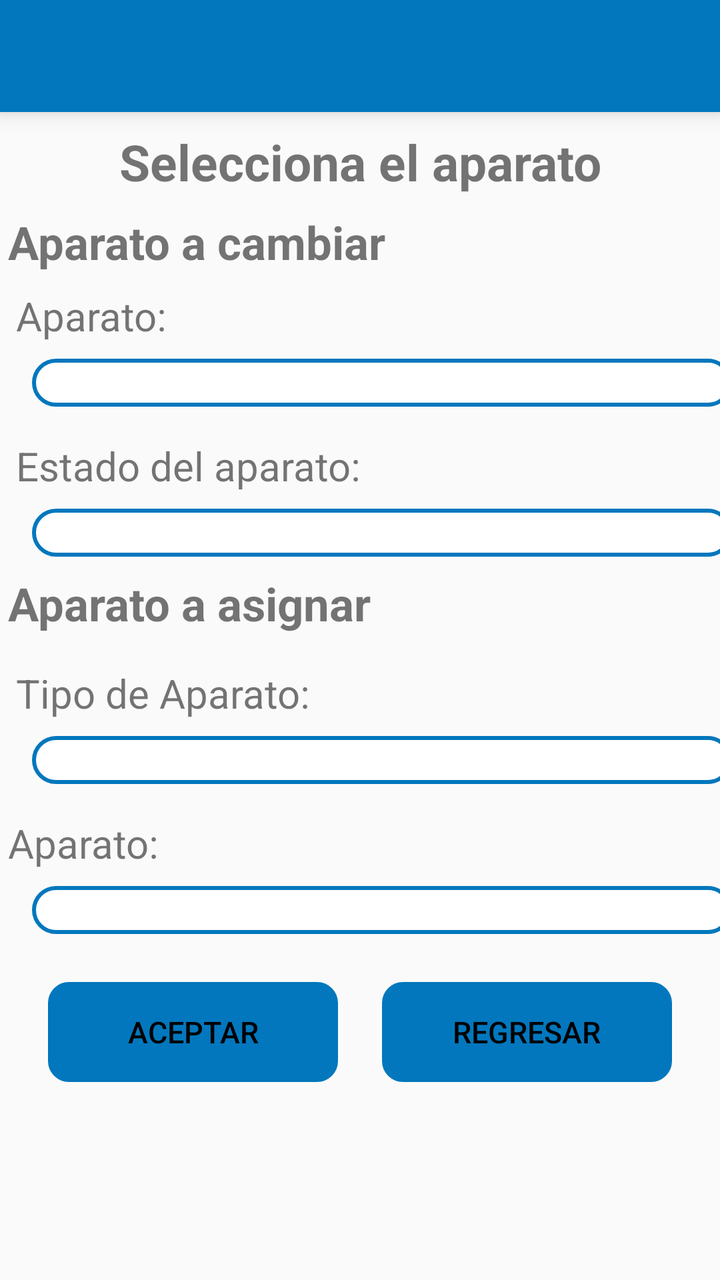
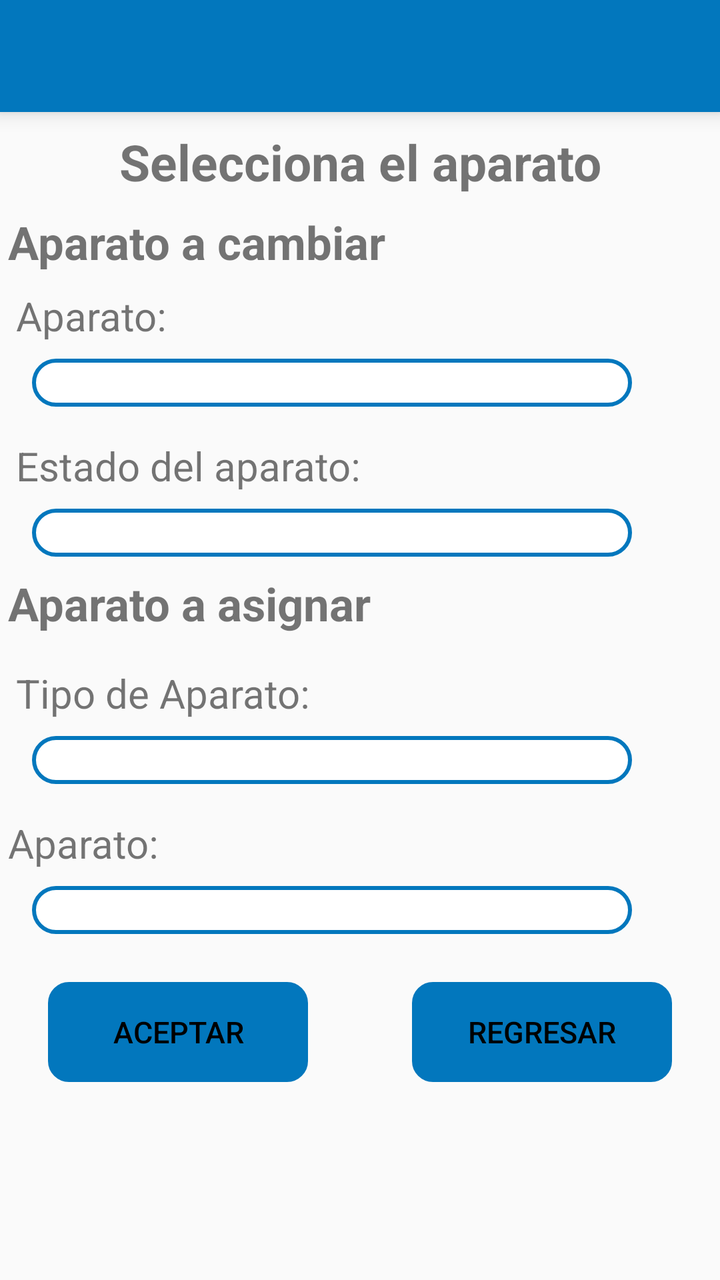

Screens rendered from an Android XML layout before and after an edit, with the pre-edit source and the edit as a unified diff.
<!-- AndroidManifest.xml: application theme AppTheme -->
<!-- res/layout/activity_cambio_aparato.xml -->
<?xml version="1.0" encoding="utf-8"?>
<android.support.constraint.ConstraintLayout xmlns:app="http://schemas.android.com/apk/res-auto"
    xmlns:tools="http://schemas.android.com/tools"
    android:layout_height="match_parent"
    xmlns:android="http://schemas.android.com/apk/res/android"
    android:layout_width="match_parent">

    <ScrollView
        android:layout_width="match_parent"
        android:layout_height="match_parent"
        android:layout_alignParentStart="true"
        android:layout_alignParentTop="true"
        tools:layout_editor_absoluteX="0dp"
        tools:layout_editor_absoluteY="45dp">

        <android.support.constraint.ConstraintLayout
            android:layout_width="match_parent"
            android:layout_height="match_parent">

            <include
                android:id="@+id/include3"
                layout="@layout/toolbar"></include>

            <android.support.constraint.ConstraintLayout
                android:id="@+id/ads"
                android:layout_width="match_parent"
                android:layout_height="wrap_content"
                android:layout_marginTop="8dp"
                app:layout_constraintEnd_toEndOf="parent"
                app:layout_constraintStart_toStartOf="parent"
                app:layout_constraintTop_toBottomOf="@+id/include3">

                <TextView
                    android:id="@+id/qwe"
                    android:layout_width="wrap_content"
                    android:layout_height="wrap_content"
                    android:layout_centerHorizontal="true"
                    android:text="@string/selecciona_Aparato"
                    android:textSize="@dimen/titulos"
                    android:textStyle="bold"
                    app:layout_constraintEnd_toEndOf="parent"
                    app:layout_constraintStart_toStartOf="parent"
                    app:layout_constraintTop_toTopOf="parent" />

                <TextView
                    android:id="@+id/posicion"
                    android:layout_width="wrap_content"
                    android:layout_height="wrap_content"
                    android:layout_alignTop="@id/qwe"
                    android:layout_marginStart="4dp"
                    android:layout_marginTop="8dp"
                    android:text="@string/aparato_Cambiar"
                    android:textSize="@dimen/xl"
                    android:textStyle="bold"
                    app:layout_constraintStart_toStartOf="parent"
                    app:layout_constraintTop_toBottomOf="@+id/qwe" />

                <TextView
                    android:id="@+id/textView26"
                    android:layout_width="wrap_content"
                    android:layout_height="wrap_content"
                    android:layout_alignParentTop="true"
                    android:layout_marginStart="8dp"
                    android:layout_marginTop="8dp"
                    android:text="@string/aparatoDos"
                    android:textSize="@dimen/grande"
                    app:layout_constraintStart_toStartOf="parent"
                    app:layout_constraintTop_toBottomOf="@+id/posicion" />

                <Spinner
                    android:id="@+id/aparato"
                    android:layout_width="@dimen/spinnerL"
                    android:layout_height="@dimen/spinnerA"
                    android:layout_alignParentTop="true"
                    android:layout_marginStart="16dp"
                    android:layout_marginTop="8dp"
                    android:background="@drawable/disenio_spinner"
                    app:layout_constraintStart_toStartOf="parent"
                    app:layout_constraintTop_toBottomOf="@+id/textView26" />

                <TextView
                    android:id="@+id/textView30"
                    android:layout_width="wrap_content"
                    android:layout_height="wrap_content"
                    android:layout_alignParentTop="true"
                    android:layout_marginStart="8dp"
                    android:layout_marginTop="16dp"
                    android:text="@string/estado_Aparato"
                    android:textSize="@dimen/grande"
                    app:layout_constraintStart_toStartOf="parent"
                    app:layout_constraintTop_toBottomOf="@+id/aparato" />

                <Spinner
                    android:id="@+id/estadoaparato"
                    android:layout_width="@dimen/spinnerL"
                    android:layout_height="@dimen/spinnerA"
                    android:layout_alignParentTop="true"
                    android:layout_marginStart="16dp"
                    android:layout_marginTop="8dp"
                    android:background="@drawable/disenio_spinner"
                    app:layout_constraintStart_toStartOf="parent"
                    app:layout_constraintTop_toBottomOf="@+id/textView30" />
            </android.support.constraint.ConstraintLayout>

            <android.support.constraint.ConstraintLayout
                android:layout_width="0dp"
                android:layout_height="wrap_content"
                android:layout_alignTop="@+id/ads"
                app:layout_constraintEnd_toEndOf="parent"
                app:layout_constraintStart_toStartOf="parent"
                app:layout_constraintTop_toBottomOf="@+id/ads">

                <TextView
                    android:id="@+id/textView31"
                    android:layout_width="wrap_content"
                    android:layout_height="wrap_content"
                    android:layout_marginStart="4dp"
                    android:layout_marginTop="8dp"
                    android:text="@string/aparato_a_Asignar"
                    android:textSize="@dimen/xl"
                    android:textStyle="bold"
                    app:layout_constraintStart_toStartOf="parent"
                    app:layout_constraintTop_toTopOf="parent" />

                <android.support.constraint.ConstraintLayout
                    android:id="@+id/aa"
                    android:layout_width="0dp"
                    android:layout_height="wrap_content"
                    android:layout_marginTop="8dp"
                    android:visibility="visible"
                    app:layout_constraintEnd_toEndOf="parent"
                    app:layout_constraintStart_toStartOf="parent"
                    app:layout_constraintTop_toBottomOf="@+id/textView31">

                    <TextView
                        android:id="@+id/textView32"
                        android:layout_width="wrap_content"
                        android:layout_height="wrap_content"
                        android:layout_alignParentTop="true"
                        android:layout_marginStart="8dp"
                        android:layout_marginTop="8dp"
                        android:text="@string/tipo_de_AparatoDos"
                        android:textSize="@dimen/grande"
                        app:layout_constraintStart_toStartOf="parent"
                        app:layout_constraintTop_toTopOf="parent" />

                    <Spinner
                        android:id="@+id/tipo_aparato1"
                        android:layout_width="@dimen/spinnerL"
                        android:layout_height="@dimen/spinnerA"
                        android:layout_alignParentTop="true"
                        android:layout_marginStart="16dp"
                        android:layout_marginTop="8dp"
                        android:background="@drawable/disenio_spinner"
                        app:layout_constraintStart_toStartOf="parent"
                        app:layout_constraintTop_toBottomOf="@+id/textView32" />
                </android.support.constraint.ConstraintLayout>

                <android.support.constraint.ConstraintLayout
                    android:id="@+id/constraintLayout"
                    android:layout_width="match_parent"
                    android:layout_height="wrap_content"
                    android:layout_below="@id/aa"
                    android:layout_marginTop="8dp"
                    app:layout_constraintTop_toBottomOf="@+id/aa"
                    tools:layout_editor_absoluteX="0dp">

                    <TextView
                        android:id="@+id/textView33"
                        android:layout_width="wrap_content"
                        android:layout_height="wrap_content"
                        android:layout_alignParentTop="true"
                        android:layout_marginStart="4dp"
                        android:layout_marginTop="8dp"
                        android:text="@string/aparatoDos"
                        android:textSize="@dimen/grande"
                        app:layout_constraintStart_toStartOf="parent"
                        app:layout_constraintTop_toTopOf="parent" />

                    <Spinner
                        android:id="@+id/aparatoAsignar"
                        android:layout_width="@dimen/spinnerL"
                        android:layout_height="@dimen/spinnerA"
                        android:layout_alignParentTop="true"
                        android:layout_marginStart="16dp"
                        android:layout_marginTop="8dp"
                        android:background="@drawable/disenio_spinner"
                        app:layout_constraintStart_toStartOf="parent"
                        app:layout_constraintTop_toBottomOf="@+id/textView33" />
                </android.support.constraint.ConstraintLayout>

                <Button
                    android:id="@+id/uno"
                    android:layout_width="@dimen/botonMedianoL"
                    android:layout_height="@dimen/botonMedianoA"
                    android:layout_below="@+id/aa"
                    android:layout_alignParentStart="true"
                    android:layout_marginStart="24dp"
                    android:layout_marginTop="24dp"
                    android:textColor="#000"
                    android:background="@drawable/boton"
                    android:backgroundTint="@color/colorPrimary"
                    android:text="@string/aceptar"
                    android:textSize="@dimen/mediano"
                    app:layout_constraintStart_toStartOf="parent"
                    app:layout_constraintTop_toBottomOf="@+id/constraintLayout" />

                <Button
                    android:id="@+id/dos"
                    android:layout_width="@dimen/botonMedianoL"
                    android:layout_height="@dimen/botonMedianoA"
                    android:layout_below="@+id/aa"
                    android:layout_marginTop="24dp"
                    android:layout_marginEnd="24dp"
                    android:layout_toEndOf="@+id/uno"
                    android:textColor="#000"
                    android:background="@drawable/boton"
                    android:backgroundTint="@color/colorPrimary"
                    android:text="@string/Regresar"
                    android:textSize="@dimen/mediano"
                    app:layout_constraintEnd_toEndOf="parent"
                    app:layout_constraintTop_toBottomOf="@+id/constraintLayout" />
            </android.support.constraint.ConstraintLayout>
        </android.support.constraint.ConstraintLayout>
    </ScrollView>
</android.support.constraint.ConstraintLayout>
<!-- res/layout/toolbar.xml (included above) -->
<?xml version="1.0" encoding="utf-8"?>
<android.support.v7.widget.Toolbar xmlns:android="http://schemas.android.com/apk/res/android"
    android:layout_width="match_parent"
    android:layout_height="?attr/actionBarSize"
    xmlns:app="http://schemas.android.com/apk/res-auto"
    android:background="@color/colorPrimary"
    android:elevation="6dp"
    android:theme="@style/ThemeOverlay.AppCompat.Dark.ActionBar"
    app:popupTheme="@style/ThemeOverlay.AppCompat.Light"/>
<!-- resources referenced by this layout -->
<resources>
  <color name="colorPrimary">#0277BD</color>
  <dimen name="botonMedianoA">50dp</dimen>
  <dimen name="botonMedianoL">145dp</dimen>
  <dimen name="grande">20dp</dimen>
  <dimen name="mediano">15dp</dimen>
  <dimen name="spinnerA">24dp</dimen>
  <dimen name="spinnerL">350dp</dimen>
  <dimen name="titulos">25dp</dimen>
  <dimen name="xl">23dp</dimen>
  <!-- drawable boton (drawable) -->
  <?xml version="1.0" encoding="utf-8"?>
      <shape xmlns:android="http://schemas.android.com/apk/res/android" android:shape="rectangle">
          <stroke  android:width="1dp"/>
          <corners android:radius="10dp"/>
  
  
      </shape>
  <!-- drawable disenio_spinner (drawable) -->
  <?xml version="1.0" encoding="utf-8"?>
  <selector xmlns:android="http://schemas.android.com/apk/res/android">
          <item>
              <shape>
                  <solid
                      android:color="@color/fondoBlanco">
                  </solid>
  
                  <corners android:radius="15dp" />
  
                  <padding
                      android:bottom="1dp"
                      android:left="2dp"
                      android:right="10dp"
                      android:top="1dp" />
                  <stroke
                      android:width="2dp"
                      android:color="@color/colorPrimary"/>
              </shape>
          </item>
  </selector>
  <string name="Regresar">Regresar</string>
  <string name="aceptar">Aceptar</string>
  <string name="aparatoDos">Aparato:</string>
  <string name="aparato_Cambiar">Aparato a cambiar</string>
  <string name="aparato_a_Asignar">Aparato a asignar</string>
  <string name="estado_Aparato">Estado del aparato:</string>
  <string name="selecciona_Aparato">Selecciona el aparato</string>
  <string name="tipo_de_AparatoDos">Tipo de Aparato:</string>
  <style name="AppTheme" parent="Theme.AppCompat.Light.DarkActionBar">
          
          <item name="colorPrimary">@color/colorPrimary</item>
          <item name="colorPrimaryDark">@color/colorPrimaryDark</item>
          <item name="colorAccent">@color/colorAccent</item>
          <item name="android:colorForeground">@android:color/background_dark</item>
      </style>
  <color name="fondoBlanco">#fff</color>
  <color name="colorPrimaryDark">#004C8C</color>
  <color name="colorAccent">#0000FF</color>
</resources>

<!-- the commit's change to res/layout/activity_cambio_aparato.xml (unified diff, before → after) -->
@@ -18,7 +18,7 @@
             android:layout_height="match_parent">
 
             <include
-                android:id="@+id/include3"
+                android:id="@+id/includeCambioAparato"
                 layout="@layout/toolbar"></include>
 
             <android.support.constraint.ConstraintLayout
@@ -28,7 +28,7 @@
                 android:layout_marginTop="8dp"
                 app:layout_constraintEnd_toEndOf="parent"
                 app:layout_constraintStart_toStartOf="parent"
-                app:layout_constraintTop_toBottomOf="@+id/include3">
+                app:layout_constraintTop_toBottomOf="@+id/includeCambioAparato">
 
                 <TextView
                     android:id="@+id/qwe"
@@ -69,7 +69,7 @@
 
                 <Spinner
                     android:id="@+id/aparato"
-                    android:layout_width="@dimen/spinnerL"
+                    android:layout_width="300dp"
                     android:layout_height="@dimen/spinnerA"
                     android:layout_alignParentTop="true"
                     android:layout_marginStart="16dp"
@@ -92,7 +92,7 @@
 
                 <Spinner
                     android:id="@+id/estadoaparato"
-                    android:layout_width="@dimen/spinnerL"
+                    android:layout_width="300dp"
                     android:layout_height="@dimen/spinnerA"
                     android:layout_alignParentTop="true"
                     android:layout_marginStart="16dp"
@@ -146,7 +146,7 @@
 
                     <Spinner
                         android:id="@+id/tipo_aparato1"
-                        android:layout_width="@dimen/spinnerL"
+                        android:layout_width="300dp"
                         android:layout_height="@dimen/spinnerA"
                         android:layout_alignParentTop="true"
                         android:layout_marginStart="16dp"
@@ -179,7 +179,7 @@
 
                     <Spinner
                         android:id="@+id/aparatoAsignar"
-                        android:layout_width="@dimen/spinnerL"
+                        android:layout_width="300dp"
                         android:layout_height="@dimen/spinnerA"
                         android:layout_alignParentTop="true"
                         android:layout_marginStart="16dp"
@@ -191,7 +191,7 @@
 
                 <Button
                     android:id="@+id/uno"
-                    android:layout_width="@dimen/botonMedianoL"
+                    android:layout_width="130dp"
                     android:layout_height="@dimen/botonMedianoA"
                     android:layout_below="@+id/aa"
                     android:layout_alignParentStart="true"
@@ -207,7 +207,7 @@
 
                 <Button
                     android:id="@+id/dos"
-                    android:layout_width="@dimen/botonMedianoL"
+                    android:layout_width="130dp"
                     android:layout_height="@dimen/botonMedianoA"
                     android:layout_below="@+id/aa"
                     android:layout_marginTop="24dp"
<!-- resource entries referenced after the edit -->
@@ -2,11 +2,9 @@
 <resources>
   <color name="colorPrimary">#0277BD</color>
   <dimen name="botonMedianoA">50dp</dimen>
-  <dimen name="botonMedianoL">145dp</dimen>
   <dimen name="grande">20dp</dimen>
   <dimen name="mediano">15dp</dimen>
   <dimen name="spinnerA">24dp</dimen>
-  <dimen name="spinnerL">350dp</dimen>
   <dimen name="titulos">25dp</dimen>
   <dimen name="xl">23dp</dimen>
   <!-- drawable boton (drawable) -->
